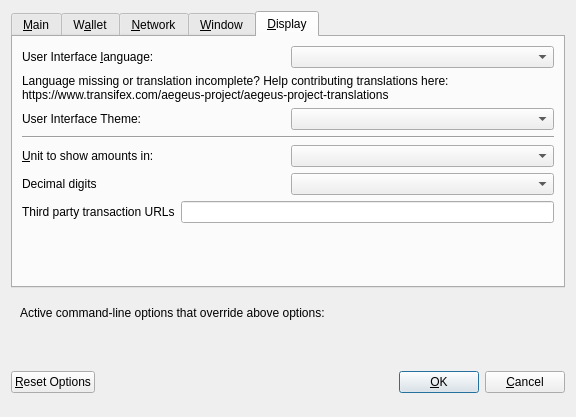
Qt form src/qt/forms/optionsdialog.ui (AegeusCoin/aegeus) before a commit.
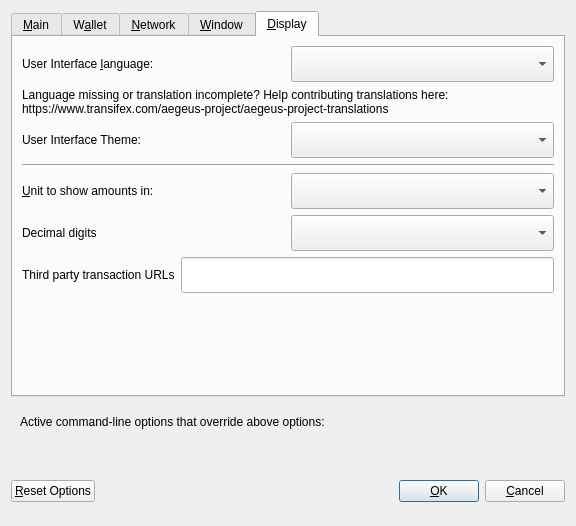
The same form after that commit. The open tabs and pages were chosen to show the change. Custom widgets are drawn as their Qt base class.

```diff
--- a/src/qt/forms/optionsdialog.ui
+++ b/src/qt/forms/optionsdialog.ui
@@ -7,7 +7,7 @@
     <x>0</x>
     <y>0</y>
     <width>576</width>
-    <height>417</height>
+    <height>526</height>
    </rect>
   </property>
   <property name="windowTitle">
@@ -453,6 +453,12 @@
          </item>
          <item>
           <widget class="QValueComboBox" name="lang">
+           <property name="minimumSize">
+            <size>
+             <width>36</width>
+             <height>36</height>
+            </size>
+           </property>
            <property name="toolTip">
             <string>The user interface language can be set here. This setting will take effect after restarting AEGEUS.</string>
            </property>
@@ -499,7 +505,14 @@
           </widget>
          </item>
          <item>
-          <widget class="QValueComboBox" name="theme"/>
+          <widget class="QValueComboBox" name="theme">
+           <property name="minimumSize">
+            <size>
+             <width>36</width>
+             <height>36</height>
+            </size>
+           </property>
+          </widget>
          </item>
         </layout>
        </item>
@@ -527,6 +540,12 @@
          </item>
          <item>
           <widget class="QValueComboBox" name="unit">
+           <property name="minimumSize">
+            <size>
+             <width>36</width>
+             <height>36</height>
+            </size>
+           </property>
            <property name="toolTip">
             <string>Choose the default subdivision unit to show in the interface and when sending coins.</string>
            </property>
@@ -544,7 +563,14 @@
           </widget>
          </item>
          <item>
-          <widget class="QValueComboBox" name="digits"/>
+          <widget class="QValueComboBox" name="digits">
+           <property name="minimumSize">
+            <size>
+             <width>36</width>
+             <height>36</height>
+            </size>
+           </property>
+          </widget>
          </item>
         </layout>
        </item>
@@ -565,6 +591,12 @@
          </item>
          <item>
           <widget class="QLineEdit" name="thirdPartyTxUrls">
+           <property name="minimumSize">
+            <size>
+             <width>36</width>
+             <height>36</height>
+            </size>
+           </property>
            <property name="toolTip">
             <string>Third party URLs (e.g. a block explorer) that appear in the transactions tab as context menu items. %s in the URL is replaced by transaction hash. Multiple URLs are separated by vertical bar |.</string>
            </property>
```
Left out of the diff: 91 changed lines with no effect on the pictures.
